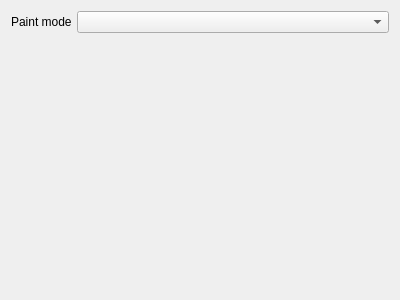
KDE/kdenlive, file src/ui/waveform_ui.ui: the form before one commit.
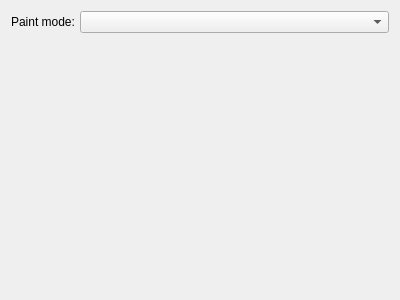
The form after the commit. Custom widgets are drawn as their Qt base class.

Diff of the .ui file:
```diff
--- a/src/ui/waveform_ui.ui
+++ b/src/ui/waveform_ui.ui
@@ -27,7 +27,7 @@
    <item row="0" column="0">
     <widget class="QLabel" name="lblPaintMode">
      <property name="text">
-      <string>Paint mode</string>
+      <string>Paint mode:</string>
      </property>
     </widget>
    </item>
```
